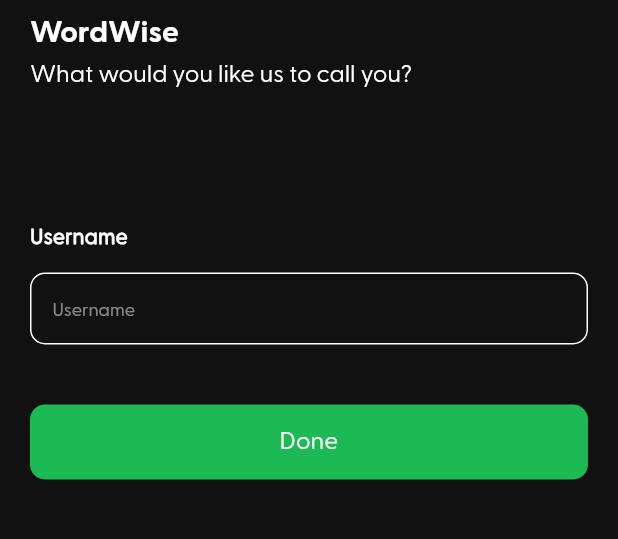
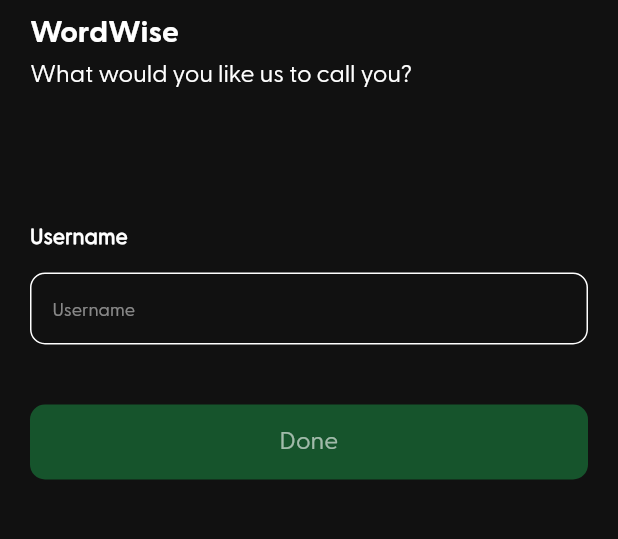
Before and after one commit to Raks-Javac/DicBlocToGo, a Flutter app: the screen it shows after launch, on a phone screen of 412 x 824 dp, the part 119-658 px from its top. Run offline on Flutter 3.47's test engine with Material 2 defaults, Android fonts, the light colour scheme and no system bars; our stand-ins replace flutter_bloc, flutter_screenutil, flutter_svg, isar, lottie; missing offline and left inert: either_option; accounts and stored records are empty; generated files the repository leaves out were written again.

Commit message:
ref: adding button state

```diff
--- a/lib/features/onboarding/bloc/onboarding_provider.dart
+++ b/lib/features/onboarding/bloc/onboarding_provider.dart
@@ -1,5 +1,59 @@
+import 'dart:async';
+
+import 'package:dict_app/core/navigation/navigation_1.0.dart';
+import 'package:dict_app/core/navigation/routes.dart';
+import 'package:dict_app/core/utils/logger.dart';
+import 'package:flutter/widgets.dart';
 import 'package:flutter_bloc/flutter_bloc.dart';
 
-class OnBoardingCubit extends Cubit<dynamic> {
-  OnBoardingCubit() : super(() {});
+abstract class OnBoardingState {}
+
+class AddNewUser extends OnBoardingState {}
+
+class NewUser extends OnBoardingState {}
+
+class ExistingUser extends OnBoardingState {}
+
+class CheckUserKind extends OnBoardingState {}
+
+class EnableButtonFroNewUser extends OnBoardingState {}
+
+class DisEnableButtonFroNewUser extends OnBoardingState {}
+
+class OnBoardingCubit extends Cubit<OnBoardingState> {
+  OnBoardingCubit() : super(NewUser());
+
+  TextEditingController userNameFieldController = TextEditingController();
+
+  bool enableButton = false;
+
+  runInit() {
+    //check if user exist in the dataBase
+    Logger.logInfo(state);
+
+    Timer(const Duration(seconds: 5), () {
+      if (state is NewUser) {
+        WNavigator.pushNamedAndClear(WRoutes.onboardUsername);
+      } else {
+        WNavigator.pushNamedAndClear(WRoutes.mainDashBoardView);
+      }
+    });
+  }
+
+  //add username to DB
+
+  checkStringAndEnableButton(String userInput) {
+    if (userInput.isEmpty) {
+      enableButton = false;
+      emit(DisEnableButtonFroNewUser());
+    }
+    if (userInput.isNotEmpty) {
+      enableButton = true;
+      emit(EnableButtonFroNewUser());
+    }
+  }
+
+  addUserNameToDB() {
+    emit(ExistingUser());
+  }
 }
--- a/lib/features/onboarding/views/onboard_username.dart
+++ b/lib/features/onboarding/views/onboard_username.dart
@@ -1,23 +1,32 @@
 import 'package:dict_app/core/navigation/navigation_1.0.dart';
 import 'package:dict_app/core/navigation/routes.dart';
 import 'package:dict_app/core/utils/extensions.dart';
+import 'package:dict_app/features/onboarding/bloc/onboarding_provider.dart';
 import 'package:dict_app/shared/res/res.dart';
 import 'package:dict_app/shared/widgets/render_assets.dart';
 import 'package:dict_app/shared/widgets/widgets.dart';
 import 'package:flutter/material.dart';
+import 'package:flutter_bloc/flutter_bloc.dart';
 
-class OnBoardUserName extends StatefulWidget {
+class OnBoardUserName extends StatelessWidget {
   const OnBoardUserName({super.key});
 
   @override
-  State<OnBoardUserName> createState() => _OnBoardUserNameState();
+  Widget build(BuildContext context) {
+    final onBoardingInstance = BlocProvider.of<OnBoardingCubit>(context);
+    return Scaffold(
+      body: BlocConsumer<OnBoardingCubit, OnBoardingState>(
+        bloc: onBoardingInstance,
+        listener: (context, state) {
+          if (state is ExistingUser) {
+            WNavigator.pushNamedAndClear(WRoutes.mainDashBoardView);
           }
-
-class _OnBoardUserNameState extends State<OnBoardUserName> {
-  @override
-  Widget build(BuildContext context) {
-    return Scaffold(
-      body: SafeArea(
+        },
+        builder: (
+          context,
+          consumerState,
+        ) =>
+            SafeArea(
           child: Padding(
             padding: const EdgeInsets.symmetric(horizontal: 20.0),
             child: Column(
@@ -56,8 +65,11 @@ class _OnBoardUserNameState extends State<OnBoardUserName> {
                 addVerticalSpacing(15),
                 PWidgetTextFieldInDarkState(
                   hintText: "Username",
-                onChanged: (val) {},
-                textEditingController: TextEditingController(),
+                  onChanged: (val) {
+                    onBoardingInstance.checkStringAndEnableButton(val);
+                  },
+                  textEditingController:
+                      onBoardingInstance.userNameFieldController,
                 ),
 
                 addVerticalSpacing(40),
@@ -65,16 +77,17 @@ class _OnBoardUserNameState extends State<OnBoardUserName> {
                 Padding(
                   padding: const EdgeInsets.only(bottom: 8.0),
                   child: PWidgetsButton(
+                      isEnabled: onBoardingInstance.enableButton,
                       label: "Done",
                       onPressed: () {
-                      WNavigator.pushNamedReplacement(
-                          WRoutes.mainDashBoardView);
+                        onBoardingInstance.addUserNameToDB();
                       }),
                 ),
               ],
             ),
           ),
         ),
+      ),
     );
   }
 }
--- a/lib/shared/widgets/button.dart
+++ b/lib/shared/widgets/button.dart
@@ -56,8 +56,11 @@ class PWidgetsButton extends StatelessWidget {
                   child: Text(
                     label,
                     style: textStyle ??
-                        context.appTextTheme.bodyMedium
-                            ?.copyWith(color: WColors.white),
+                        context.appTextTheme.bodyMedium?.copyWith(
+                          color: isEnabled == false
+                              ? WColors.white.withOpacity(0.6)
+                              : WColors.white,
+                        ),
                   ),
                 ),
               ],
--- a/lib/shared/widgets/text_field.dart
+++ b/lib/shared/widgets/text_field.dart
@@ -4,6 +4,7 @@ class PWidgetTextFieldInDarkState extends StatelessWidget {
   final String? label;
   final TextInputType? keyboardType;
   final bool obscureText;
+
   final String? hintText;
   final TextInputFormatter? formatter;
   final Function(String)? onChanged;
--- a/lib/shared/widgets/widgets.dart
+++ b/lib/shared/widgets/widgets.dart
@@ -1,5 +1,6 @@
 import 'package:dict_app/core/utils/constants.dart';
 import 'package:dict_app/core/utils/extensions.dart';
+import 'package:dict_app/features/onboarding/bloc/onboarding_provider.dart';
 import 'package:dict_app/shared/res/res.dart';
 import 'package:flutter/material.dart';
 import 'package:flutter/services.dart';
```
Also changed, not shown: lib/features/onboarding/views/splash_screen.dart (+3 -7 lines). Lines whose indentation alone changed are shown as unchanged.
